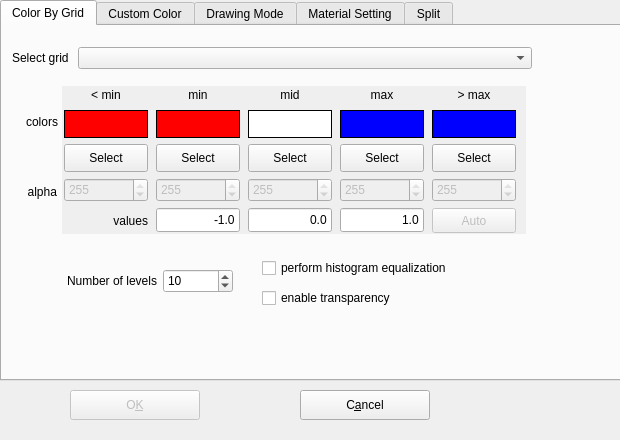
First picture: the form in source/VIEW/DIALOGS/modifyRepresentationDialog.ui, repository BALL-Project/ball, before the edit.
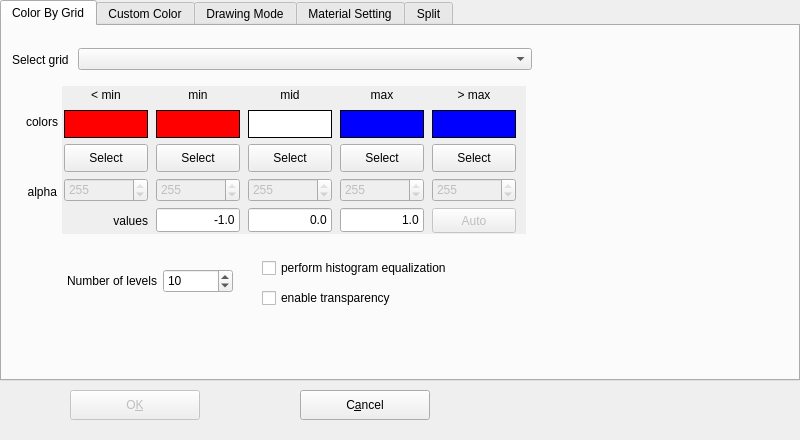
Second picture: the form after the edit. The open tabs and pages were chosen to show the change.

Commit message: Made matrialSettings semi-useful again.

Patch:
```diff
--- a/source/VIEW/DIALOGS/modifyRepresentationDialog.ui
+++ b/source/VIEW/DIALOGS/modifyRepresentationDialog.ui
@@ -1,11 +1,11 @@
 <ui version="4.0" >
  <class>ModifyRepresentationDialogData</class>
- <widget class="QDialog" name="ModifyRepresentationDialogData" >
-  <property name="geometry" >
+ <widget class="QDialog" name="ModifyRepresentationDialogData">
+  <property name="geometry">
    <rect>
     <x>0</x>
     <y>0</y>
-    <width>620</width>
+    <width>800</width>
     <height>440</height>
    </rect>
   </property>
@@ -15,10 +15,10 @@
     <height>440</height>
    </size>
   </property>
-  <property name="maximumSize" >
+  <property name="maximumSize">
    <size>
-    <width>620</width>
-    <height>440</height>
+    <width>1620</width>
+    <height>1440</height>
    </size>
   </property>
   <property name="windowTitle" >
@@ -108,19 +108,17 @@
     <bool>false</bool>
    </property>
   </widget>
-  <widget class="QTabWidget" name="surface_tab" >
-   <property name="geometry" >
+  <widget class="QTabWidget" name="surface_tab">
+   <property name="geometry">
     <rect>
      <x>0</x>
      <y>0</y>
-     <width>621</width>
+     <width>800</width>
      <height>381</height>
     </rect>
    </property>
-   <property name="sizePolicy" >
-    <sizepolicy>
-     <hsizetype>0</hsizetype>
-     <vsizetype>0</vsizetype>
+   <property name="sizePolicy">
+    <sizepolicy hsizetype="Fixed" vsizetype="Fixed">
      <horstretch>0</horstretch>
      <verstretch>0</verstretch>
     </sizepolicy>
@@ -132,13 +130,13 @@
     <attribute name="title" >
      <string>Color By Grid</string>
     </attribute>
-    <widget class="QWidget" name="layout106" >
-     <property name="geometry" >
+    <widget class="QWidget" name="layout106">
+     <property name="geometry">
       <rect>
        <x>10</x>
        <y>20</y>
        <width>520</width>
-       <height>24</height>
+       <height>27</height>
       </rect>
      </property>
      <layout class="QHBoxLayout" >
@@ -149,11 +147,9 @@
        <number>9</number>
       </property>
       <item>
-       <widget class="QLabel" name="TextLabel1_3" >
-        <property name="sizePolicy" >
-         <sizepolicy>
-          <hsizetype>0</hsizetype>
-          <vsizetype>0</vsizetype>
+       <widget class="QLabel" name="TextLabel1_3">
+        <property name="sizePolicy">
+         <sizepolicy hsizetype="Fixed" vsizetype="Fixed">
           <horstretch>0</horstretch>
           <verstretch>0</verstretch>
          </sizepolicy>
@@ -4066,7 +4062,7 @@
    </widget>
   </widget>
  </widget>
- <layoutdefault spacing="6" margin="11" />
+ <layoutdefault spacing="6" margin="11"/>
  <tabstops>
   <tabstop>surface_tab</tabstop>
   <tabstop>grids</tabstop>
```
Left out of the diff: 2507 changed lines with no effect on the pictures.
